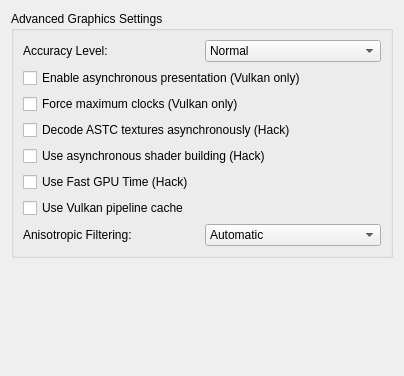
First picture: the form in src/yuzu/configuration/configure_graphics_advanced.ui, repository rorrim-rorrim/eden-alt, before the edit.
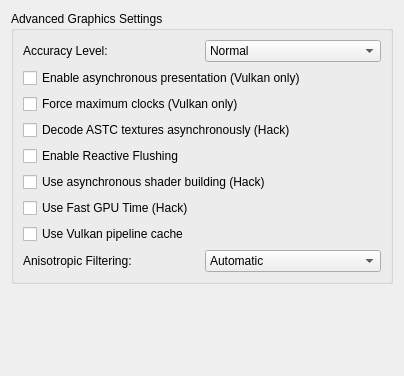
Second picture: the form after the edit.

Commit message: Settings: add option to enable / disable reactive flushing

```diff
--- a/src/yuzu/configuration/configure_graphics_advanced.ui
+++ b/src/yuzu/configuration/configure_graphics_advanced.ui
@@ -96,6 +96,16 @@
           </property>
          </widget>
         </item>
+        <item>
+         <widget class="QCheckBox" name="use_reactive_flushing">
+          <property name="toolTip">
+           <string>Uses reactive flushing instead of predictive flushing. Allowing a more accurate syncing of memory.</string>
+          </property>
+          <property name="text">
+           <string>Enable Reactive Flushing</string>
+          </property>
+         </widget>
+        </item>
         <item>
          <widget class="QCheckBox" name="use_asynchronous_shaders">
           <property name="toolTip">
```
The commit also changes 10 other files.
